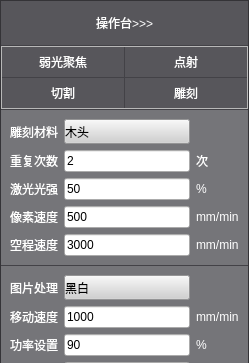
Before: the Qt Designer form src/UICompment/bc_expertform.ui in Makeblock-official/MLaser, drawn with Qt 5; both pictures show x 0 to 249 and y 0 to 363 of the 249 by 595 pixel window.
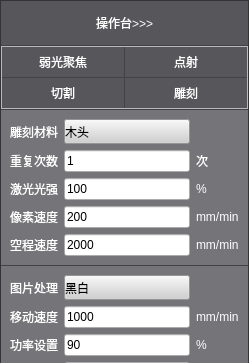
After: the same form once the commit is applied. Icons and pictures are not drawn.

```diff
--- a/src/UICompment/bc_expertform.ui
+++ b/src/UICompment/bc_expertform.ui
@@ -345,7 +345,7 @@
          <item row="5" column="1">
           <widget class="QLineEdit" name="lineEditSpaceSpeed">
            <property name="text">
-            <string>3000</string>
+            <string>2000</string>
            </property>
           </widget>
          </item>
@@ -359,7 +359,7 @@
          <item row="3" column="1">
           <widget class="QLineEdit" name="lineEditPower">
            <property name="text">
-            <string>50</string>
+            <string>100</string>
            </property>
           </widget>
          </item>
@@ -387,14 +387,14 @@
          <item row="2" column="1">
           <widget class="QLineEdit" name="lineEditRepeat">
            <property name="text">
-            <string>2</string>
+            <string>1</string>
            </property>
           </widget>
          </item>
          <item row="4" column="1">
           <widget class="QLineEdit" name="lineEditPixSpeed">
            <property name="text">
-            <string>500</string>
+            <string>200</string>
            </property>
           </widget>
          </item>
```
